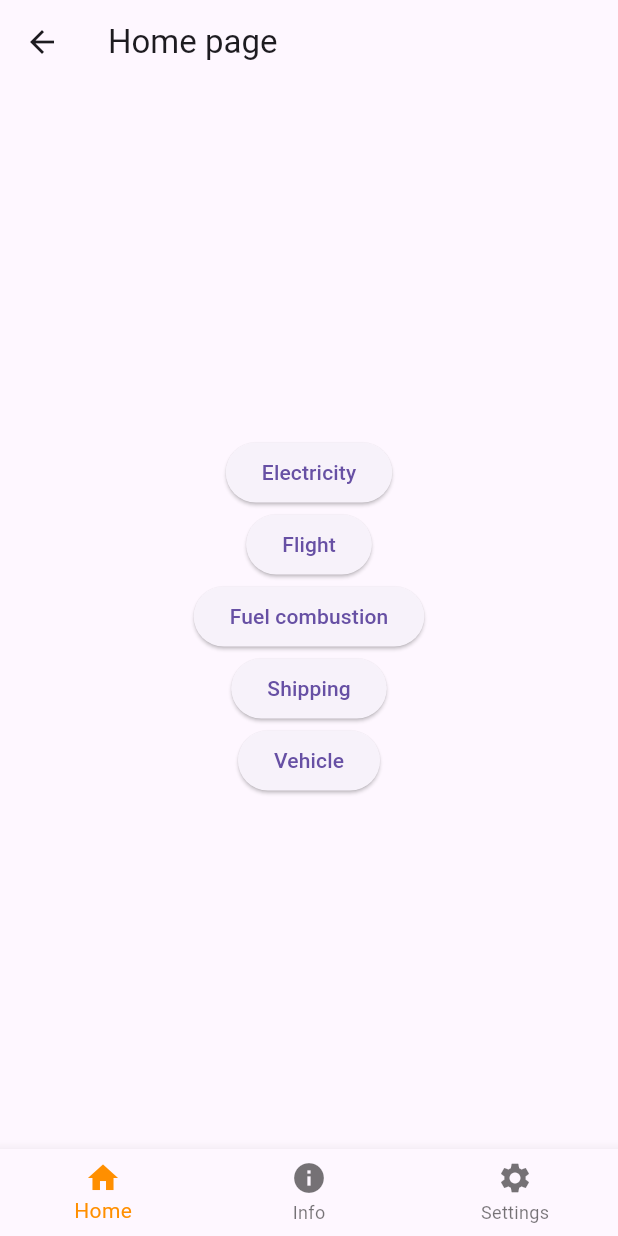
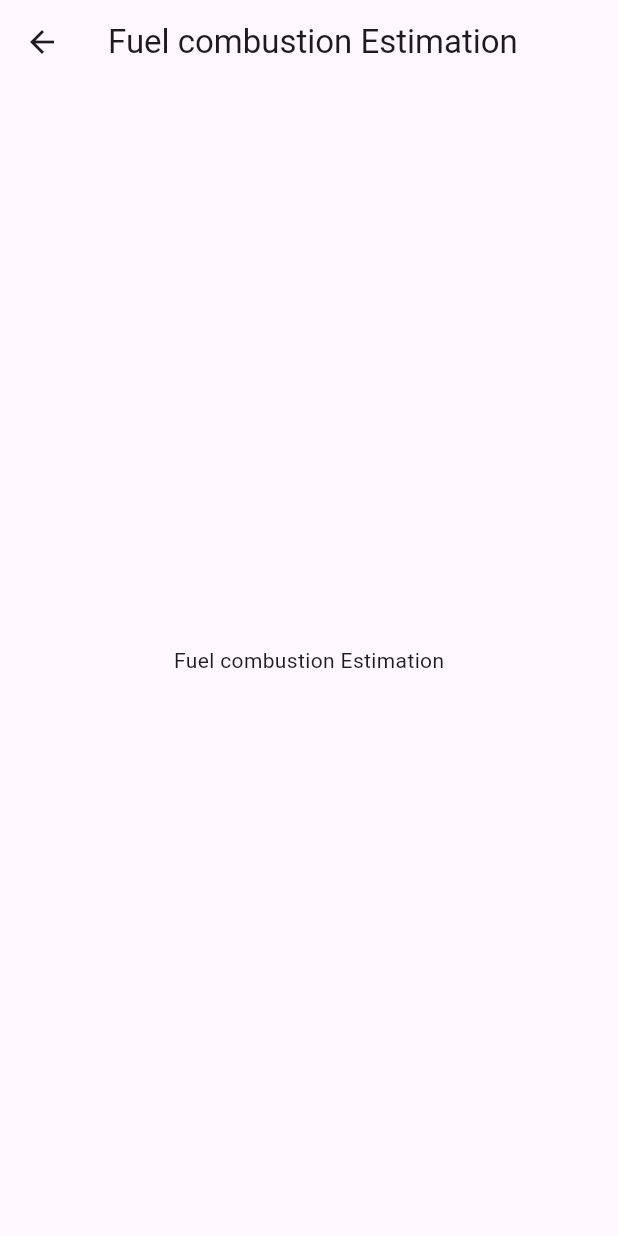
Before and after one commit to Gabritorre/impakt, a Flutter app: the screen it shows after launch, after a tap on "Fuel combustion", on a phone screen of 412 x 824 dp. Run offline on Flutter 3.47's test engine with Material 3 defaults, Android fonts, the light colour scheme and no system bars.

Commit message:
Implement home page buttons

```diff
--- a/lib/main.dart
+++ b/lib/main.dart
@@ -8,6 +8,12 @@ import 'src/settings/settings_view.dart';
 
 import 'src/info/estimation_item_details_view.dart';
 import 'src/info/estimation_item_list_view.dart';
+
+import 'src/estimate/electricity.dart';
+import 'src/estimate/flight.dart';
+import 'src/estimate/fuel_combustion.dart';
+import 'src/estimate/shipping.dart';
+import 'src/estimate/vehicle.dart';
 
 void main() async {
 	// Set up the SettingsController, which will glue user settings to multiple
@@ -60,6 +66,11 @@ class MyApp extends StatelessWidget {
 						SampleItemListView.routeName: (context) => const SampleItemListView(),
 						SettingsView.routeName: (context) => SettingsView(controller: settingsController),
 						SampleItemDetailsView.routeName: (context) => const SampleItemDetailsView(),
+						ElectricityEstimationView.routeName: (context) => const ElectricityEstimationView(),
+						FlightEstimationView.routeName: (context) => const FlightEstimationView(),
+						FuelEstimationView.routeName: (context) => const FuelEstimationView(),
+						ShippingEstimationView.routeName: (context) => const ShippingEstimationView(),
+						VehicleEstimationView.routeName: (context) => const VehicleEstimationView(),
 					},
 				);
 			},
--- a/lib/src/estimate/fuel_combustion.dart
+++ b/lib/src/estimate/fuel_combustion.dart
@@ -0,0 +1,24 @@
+import 'package:flutter/material.dart';
+
+class FuelEstimationView extends StatelessWidget {
+	const FuelEstimationView({super.key});
+
+	static const routeName = '/fuel_estimation';
+
+	@override
+	Widget build(BuildContext context) {
+		return Scaffold(
+			appBar: AppBar(
+				title: const Text('Fuel combustion Estimation'),
+			),
+			body: const Center(
+				child: Column(
+					mainAxisSize: MainAxisSize.min,
+					children: [
+						Text('Fuel combustion Estimation'),
+					],
+				),
+			),
+		);
+	}
+}
--- a/lib/src/home.dart
+++ b/lib/src/home.dart
@@ -1,4 +1,14 @@
 import 'package:flutter/material.dart';
+
+import 'estimate/electricity.dart';
+import 'estimate/flight.dart';
+import 'estimate/fuel_combustion.dart';
+import 'estimate/shipping.dart';
+import 'estimate/vehicle.dart';
+
+import 'info/estimation_item_list_view.dart';
+
+import 'settings/settings_view.dart';
 
 class HomePage extends StatelessWidget {
 	const HomePage({super.key});
@@ -7,7 +17,6 @@ class HomePage extends StatelessWidget {
 
 	@override
 	Widget build(BuildContext context) {
-
 		return Scaffold(
 			appBar: AppBar(
 				title: const Text('Home page'),
@@ -18,31 +27,31 @@ class HomePage extends StatelessWidget {
 					children:[
 						ElevatedButton(
 							onPressed: () {
-								Navigator.pushNamed(context, '/');
+								Navigator.pushNamed(context, ElectricityEstimationView.routeName);
 							},
 							child: const Text('Electricity'),
 						),
 						ElevatedButton(
 							onPressed: () {
-								Navigator.pushNamed(context, '/');
+								Navigator.pushNamed(context, FlightEstimationView.routeName);
 							},
 							child: const Text('Flight'),
 						),
 						ElevatedButton(
 							onPressed: () {
-								Navigator.pushNamed(context, '/');
+								Navigator.pushNamed(context, FuelEstimationView.routeName);
 							},
 							child: const Text('Fuel combustion'),
 						),
 						ElevatedButton(
 							onPressed: () {
-								Navigator.pushNamed(context, '/');
+								Navigator.pushNamed(context, ShippingEstimationView.routeName);
 							},
 							child: const Text('Shipping'),
 						),
 						ElevatedButton(
 							onPressed: () {
-								Navigator.pushNamed(context, '/');
+								Navigator.pushNamed(context, VehicleEstimationView.routeName);
 							},
 							child: const Text('Vehicle'),
 						),
@@ -68,16 +77,22 @@ class HomePage extends StatelessWidget {
 				onTap: (int index) {
 					switch(index){
 						case 0:
-							Navigator.pushNamed(context, '/');
+							if (ModalRoute.of(context)!.settings.name != HomePage.routeName){
+								Navigator.pushNamed(context, HomePage.routeName);
+							}
 							break;
 						case 1:
-							Navigator.pushNamed(context, '/estimation_list');
+							if (ModalRoute.of(context)!.settings.name != SampleItemListView.routeName){
+								Navigator.pushNamed(context, SampleItemListView.routeName);
+							}
 							break;
 						case 2:
-							Navigator.pushNamed(context, '/settings');
+							if (ModalRoute.of(context)!.settings.name != SettingsView.routeName){
+								Navigator.pushNamed(context, SettingsView.routeName);
+							}
 							break;
 						default:
-							Navigator.pushNamed(context, '/');
+							Navigator.pushNamed(context, HomePage.routeName);
 					}
 				},
 			),
```
Also changed, not shown: lib/src/estimate/electricity.dart (+24 -0 lines), lib/src/estimate/flight.dart (+24 -0 lines), lib/src/estimate/shipping.dart (+24 -0 lines), lib/src/estimate/vehicle.dart (+24 -0 lines), lib/src/info/estimation_item_list_view.dart (+0 -12 lines).
